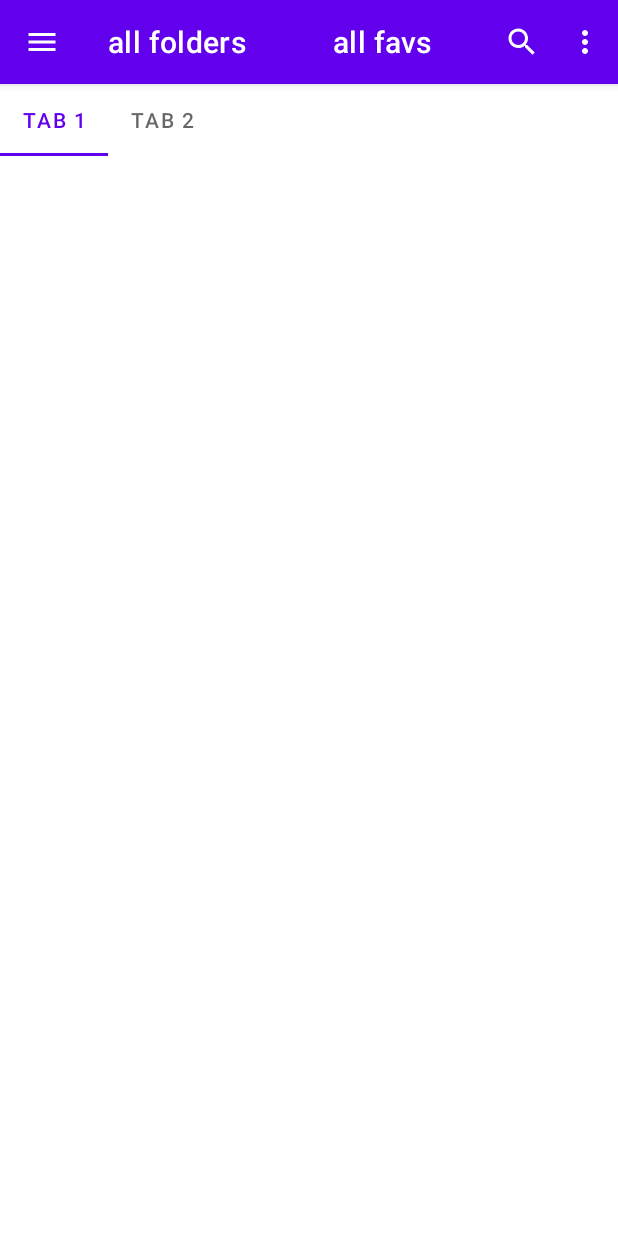
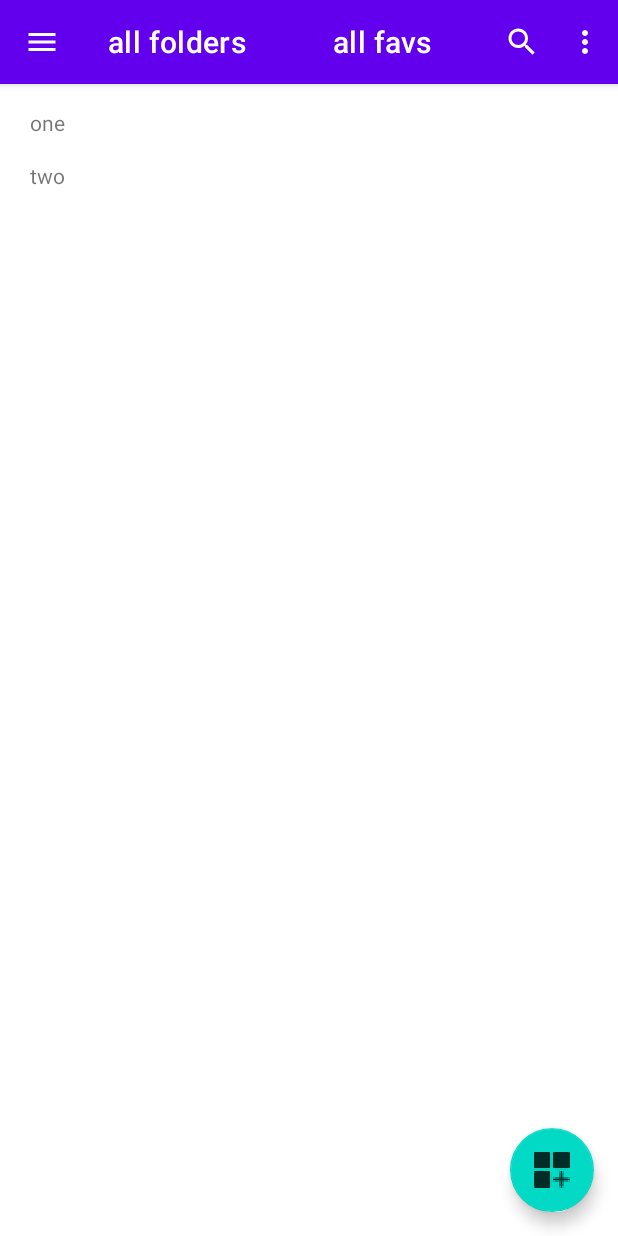
Before and after one commit to arkreddy21/Notesive, an Android app: the screen it shows after launch (MainActivity), on a phone screen of 412 x 824 dp. Run offline under Robolectric (Android 15) with nearby library versions, the phone set to English and light mode, and no system bars; our stand-ins replace Room's generated code, data binding.

Commit message:
FolderRecView with placeholder list

```diff
--- /dev/null
+++ b/app/src/main/java/code/atarroid/notesive/FolderRecAdapter.kt
@@ -0,0 +1,44 @@
+package code.atarroid.notesive
+
+import android.content.Context
+import android.view.LayoutInflater
+import android.view.View
+import android.view.ViewGroup
+import android.widget.TextView
+import androidx.recyclerview.widget.RecyclerView
+import code.atarroid.notesive.database.Folder
+import java.util.*
+
+class FolderRecAdapter: RecyclerView.Adapter<FolderRecAdapter.ViewHolder>() {
+
+    var one = Folder(folder="one"); var two = Folder(folder="two")
+    private var folders = listOf<Folder>(one, two)
+
+    override fun onCreateViewHolder(parent: ViewGroup, viewType: Int): ViewHolder {
+        return ViewHolder.from(parent)
+    }
+
+    override fun onBindViewHolder(holder: ViewHolder, position: Int) {
+        holder.foldName.text = folders[position].folder
+    }
+
+    override fun getItemCount(): Int = folders.size
+
+    fun setFolders(inFolders: List<Folder>) {
+        folders = inFolders
+        notifyDataSetChanged()
+    }
+
+    class ViewHolder(itemView: View) : RecyclerView.ViewHolder(itemView) {
+        var foldName: TextView = itemView.findViewById(R.id.foldName)
+
+        companion object {
+            fun from(parent: ViewGroup): ViewHolder {
+                val layoutInflater = LayoutInflater.from(parent.context)
+                val view = layoutInflater.inflate(R.layout.folder_item, parent, false)
+                return ViewHolder(view)
+            }
+        }
+    }
+
+}
--- a/app/src/main/java/code/atarroid/notesive/FoldersFragment.kt
+++ b/app/src/main/java/code/atarroid/notesive/FoldersFragment.kt
@@ -5,9 +5,13 @@ import androidx.fragment.app.Fragment
 import android.view.LayoutInflater
 import android.view.View
 import android.view.ViewGroup
+import android.widget.LinearLayout
 import androidx.databinding.DataBindingUtil
 import androidx.navigation.fragment.findNavController
+import code.atarroid.notesive.database.Folder
+import code.atarroid.notesive.database.NotesDatabase
 import code.atarroid.notesive.databinding.FragmentFoldersBinding
+import com.google.android.material.bottomsheet.BottomSheetBehavior
 
 
 /**
@@ -17,6 +21,11 @@ import code.atarroid.notesive.databinding.FragmentFoldersBinding
  */
 class FoldersFragment : Fragment() {
 
+    private lateinit var bottomSheetBehavior: BottomSheetBehavior<LinearLayout>
+    //private val application = requireNotNull(this.activity).application
+    //private val dataSource = NotesDatabase.getDatabase(application).noteDao
+    //private val folders = dataSource.getAllFolders()
+
     override fun onCreateView(inflater: LayoutInflater, container: ViewGroup?, savedInstanceState: Bundle?): View? {
         val binding = DataBindingUtil.inflate<FragmentFoldersBinding>(inflater, R.layout.fragment_folders,container,false)
 
@@ -24,6 +33,28 @@ class FoldersFragment : Fragment() {
             findNavController().navigate(R.id.action_foldersFragment_to_favsFragment)
         }
 
+        // Initializing the BottomSheetBehavior
+        bottomSheetBehavior = BottomSheetBehavior.from(binding.bottomSheet)
+        // Changing the BottomSheet State on ButtonClick
+        binding.btnNewFolder.setOnClickListener {
+            val state =
+                if (bottomSheetBehavior.state == BottomSheetBehavior.STATE_EXPANDED)
+                    BottomSheetBehavior.STATE_COLLAPSED
+                else
+                    BottomSheetBehavior.STATE_EXPANDED
+            bottomSheetBehavior.state = state
+        }
+
+        val adapter = FolderRecAdapter()
+        binding.foldersRecView.adapter = adapter
+
+//        binding.btnSaveFolder.setOnClickListener{
+//            val newText: String = binding.edtNewFolder.text.toString()
+//            val newFolder = Folder(folder = newText)
+//            dataSource.insertFolder(newFolder)
+//            adapter.setFolders(folders)
+//        }
+
         return binding.root
     }
 
--- a/app/src/main/java/code/atarroid/notesive/MainActivity.kt
+++ b/app/src/main/java/code/atarroid/notesive/MainActivity.kt
@@ -6,6 +6,7 @@ import android.view.View
 import androidx.databinding.DataBindingUtil
 import androidx.navigation.findNavController
 import code.atarroid.notesive.databinding.ActivityMainBinding
+
 
 class MainActivity : AppCompatActivity() {
 
--- /dev/null
+++ b/app/src/main/java/code/atarroid/notesive/Util.kt
@@ -0,0 +1,5 @@
+package code.atarroid.notesive
+
+//data class Folder(
+//        var name: String
+//)
--- a/app/src/main/java/code/atarroid/notesive/database/DbEntities.kt
+++ b/app/src/main/java/code/atarroid/notesive/database/DbEntities.kt
@@ -24,7 +24,7 @@ data class Tag(
 
 @Entity(tableName = "folders_table")
 data class Folder(
-        @PrimaryKey(autoGenerate = true) var folderId: Long,
+        @PrimaryKey(autoGenerate = true) var folderId: Long = 0,
         var folder: String
 )
 
--- /dev/null
+++ b/app/src/main/res/layout/folder_item.xml
@@ -0,0 +1,15 @@
+<?xml version="1.0" encoding="utf-8"?>
+<RelativeLayout xmlns:android="http://schemas.android.com/apk/res/android"
+    android:layout_width="match_parent"
+    android:layout_height="wrap_content"
+    xmlns:tools="http://schemas.android.com/tools">
+
+    <TextView
+        android:id="@+id/foldName"
+        android:layout_width="wrap_content"
+        android:layout_height="wrap_content"
+        android:paddingHorizontal="12dp"
+        android:paddingVertical="8dp"
+        tools:text="quick notes" />
+
+</RelativeLayout>
--- a/app/src/main/res/layout/fragment_folders.xml
+++ b/app/src/main/res/layout/fragment_folders.xml
@@ -13,7 +13,7 @@
             android:layout_height="match_parent">
 
             <com.google.android.material.appbar.AppBarLayout
-                android:id="@+id/AppBar"
+                android:id="@+id/appBar"
                 android:layout_width="match_parent"
                 android:layout_height="wrap_content">
 
@@ -47,17 +47,14 @@
 
             </com.google.android.material.appbar.AppBarLayout>
 
-            <TextView
-                android:id="@+id/placeHolderTxt"
+            <androidx.recyclerview.widget.RecyclerView
+                android:id="@+id/foldersRecView"
                 android:layout_width="match_parent"
                 android:layout_height="match_parent"
-                android:layout_below="@id/AppBar"
-                android:text="this is folders fragment" />
-
-            <androidx.recyclerview.widget.RecyclerView
-                android:layout_width="match_parent"
-                android:layout_height="match_parent"
-                android:layout_below="@id/placeHolderTxt"/>
+                android:layout_below="@id/appBar"
+                android:paddingTop="8dp"
+                android:paddingHorizontal="8dp"
+                app:layoutManager="androidx.recyclerview.widget.LinearLayoutManager"/>
 
         </RelativeLayout>
 
@@ -69,5 +66,29 @@
             android:layout_margin="16dp"
             app:srcCompat="@drawable/ic_add_block"/>
 
+        <!--bottom sheet-->
+        <LinearLayout
+            android:id="@+id/bottomSheet"
+            android:orientation="vertical"
+            android:layout_width="match_parent"
+            android:layout_height="wrap_content"
+            android:paddingBottom="32dp"
+            app:behavior_hideable="true"
+            app:behavior_peekHeight="0dp"
+            app:layout_behavior="com.google.android.material.bottomsheet.BottomSheetBehavior">
+
+            <EditText
+                android:id="@+id/edtNewFolder"
+                android:layout_width="match_parent"
+                android:layout_height="wrap_content"/>
+
+            <Button
+                android:id="@+id/btnSaveFolder"
+                android:layout_width="wrap_content"
+                android:layout_height="wrap_content"
+                android:text="save"/>
+
+        </LinearLayout>
+
     </androidx.coordinatorlayout.widget.CoordinatorLayout>
 </layout>
--- a/app/src/main/res/navigation/navigation.xml
+++ b/app/src/main/res/navigation/navigation.xml
@@ -3,7 +3,7 @@
     xmlns:app="http://schemas.android.com/apk/res-auto"
     xmlns:tools="http://schemas.android.com/tools"
     android:id="@+id/navigation"
-    app:startDestination="@id/favsFragment">
+    app:startDestination="@id/foldersFragment">
 
     <fragment
         android:id="@+id/foldersFragment"
--- a/app/src/main/res/values/colors.xml
+++ b/app/src/main/res/values/colors.xml
@@ -5,6 +5,9 @@
     <color name="purple_700">#FF3700B3</color>
     <color name="teal_200">#FF03DAC5</color>
     <color name="teal_700">#FF018786</color>
+
     <color name="black">#FF000000</color>
     <color name="white">#FFFFFFFF</color>
+    <color name="blackAlt">#212121</color>
+    <color name="whiteAlt">#EDE7F6</color>
 </resources>
```
Also changed, not shown: app/src/main/java/code/atarroid/notesive/database/NotesDatabase.kt (added, +42 -0 lines), app/src/main/java/code/atarroid/notesive/database/Room.kt (deleted, +0 -32 lines).
